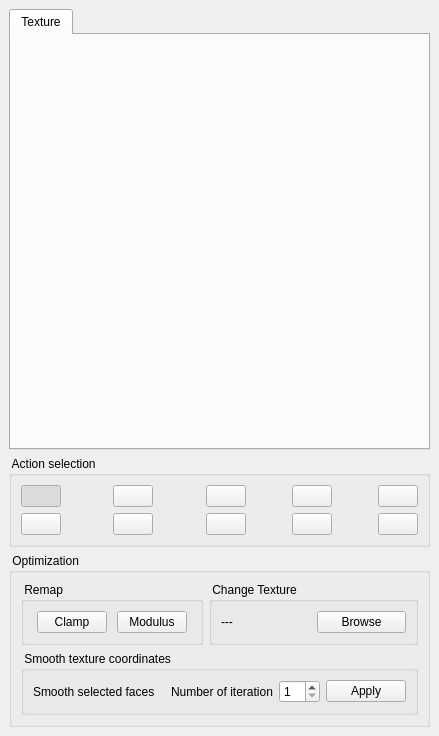
Old version of the form src/fgt/edit_texture/textureeditor.ui in the repository cnr-isti-vclab/meshlab.
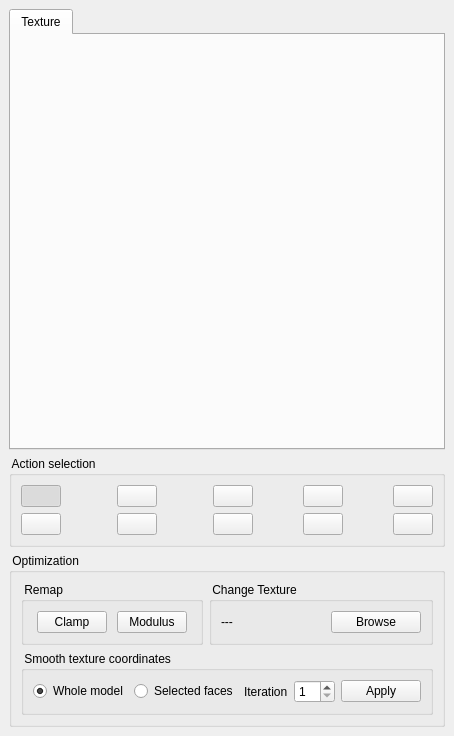
New version of the form. Icons and pictures are not drawn.

Commit message: Added possibility to choose SmoothTextureWEdgeCoords modality

```diff
--- a/src/fgt/edit_texture/textureeditor.ui
+++ b/src/fgt/edit_texture/textureeditor.ui
@@ -25,14 +25,6 @@
       <number>0</number>
      </property>
      <widget class="QWidget" name="tab" >
-      <property name="geometry" >
-       <rect>
-        <x>0</x>
-        <y>0</y>
-        <width>415</width>
-        <height>405</height>
-       </rect>
-      </property>
       <attribute name="title" >
        <string>Texture</string>
       </attribute>
@@ -99,7 +91,9 @@
       <item row="0" column="2" >
        <widget class="QPushButton" name="selectButton" >
         <property name="sizePolicy" >
-         <sizepolicy vsizetype="Fixed" hsizetype="Fixed" >
+         <sizepolicy>
+          <hsizetype>0</hsizetype>
+          <vsizetype>0</vsizetype>
           <horstretch>0</horstretch>
           <verstretch>0</verstretch>
          </sizepolicy>
@@ -141,7 +135,9 @@
       <item row="0" column="4" >
        <widget class="QPushButton" name="connectedButton" >
         <property name="sizePolicy" >
-         <sizepolicy vsizetype="Fixed" hsizetype="Fixed" >
+         <sizepolicy>
+          <hsizetype>0</hsizetype>
+          <vsizetype>0</vsizetype>
           <horstretch>0</horstretch>
           <verstretch>0</verstretch>
          </sizepolicy>
@@ -183,7 +179,9 @@
       <item row="0" column="6" >
        <widget class="QPushButton" name="vertexButton" >
         <property name="sizePolicy" >
-         <sizepolicy vsizetype="Fixed" hsizetype="Fixed" >
+         <sizepolicy>
+          <hsizetype>0</hsizetype>
+          <vsizetype>0</vsizetype>
           <horstretch>0</horstretch>
           <verstretch>0</verstretch>
          </sizepolicy>
@@ -225,7 +223,9 @@
       <item row="0" column="8" >
        <widget class="QPushButton" name="unify2Button" >
         <property name="sizePolicy" >
-         <sizepolicy vsizetype="Fixed" hsizetype="Fixed" >
+         <sizepolicy>
+          <hsizetype>0</hsizetype>
+          <vsizetype>0</vsizetype>
           <horstretch>0</horstretch>
           <verstretch>0</verstretch>
          </sizepolicy>
@@ -289,7 +289,9 @@
       <item row="1" column="2" colspan="2" >
        <widget class="QPushButton" name="flipHButton" >
         <property name="sizePolicy" >
-         <sizepolicy vsizetype="Fixed" hsizetype="Fixed" >
+         <sizepolicy>
+          <hsizetype>0</hsizetype>
+          <vsizetype>0</vsizetype>
           <horstretch>0</horstretch>
           <verstretch>0</verstretch>
          </sizepolicy>
@@ -318,7 +320,9 @@
       <item row="1" column="4" >
        <widget class="QPushButton" name="flipVButton" >
         <property name="sizePolicy" >
-         <sizepolicy vsizetype="Fixed" hsizetype="Fixed" >
+         <sizepolicy>
+          <hsizetype>0</hsizetype>
+          <vsizetype>0</vsizetype>
           <horstretch>0</horstretch>
           <verstretch>0</verstretch>
          </sizepolicy>
@@ -347,7 +351,9 @@
       <item row="1" column="6" >
        <widget class="QPushButton" name="invertButton" >
         <property name="sizePolicy" >
-         <sizepolicy vsizetype="Fixed" hsizetype="Fixed" >
+         <sizepolicy>
+          <hsizetype>0</hsizetype>
+          <vsizetype>0</vsizetype>
           <horstretch>0</horstretch>
           <verstretch>0</verstretch>
          </sizepolicy>
@@ -376,7 +382,9 @@
       <item row="1" column="8" >
        <widget class="QPushButton" name="cancelButton" >
         <property name="sizePolicy" >
-         <sizepolicy vsizetype="Fixed" hsizetype="Fixed" >
+         <sizepolicy>
+          <hsizetype>0</hsizetype>
+          <vsizetype>0</vsizetype>
           <horstretch>0</horstretch>
           <verstretch>0</verstretch>
          </sizepolicy>
@@ -518,18 +526,28 @@
           <number>9</number>
          </property>
          <item>
-          <widget class="QLabel" name="label_2" >
+          <widget class="QRadioButton" name="radioButtonWhole" >
            <property name="text" >
-            <string>Smooth selected faces</string>
+            <string>Whole model</string>
            </property>
+           <property name="checked" >
+            <bool>true</bool>
+           </property>
           </widget>
          </item>
          <item>
-          <spacer name="horizontalSpacer" >
+          <widget class="QRadioButton" name="radioButtonSelected" >
+           <property name="text" >
+            <string>Selected faces</string>
+           </property>
+          </widget>
+         </item>
+         <item>
+          <spacer>
            <property name="orientation" >
             <enum>Qt::Horizontal</enum>
            </property>
-           <property name="sizeHint" stdset="0" >
+           <property name="sizeHint" >
             <size>
              <width>40</width>
              <height>20</height>
@@ -540,7 +558,7 @@
          <item>
           <widget class="QLabel" name="label" >
            <property name="text" >
-            <string>Number of iteration</string>
+            <string>Iteration</string>
            </property>
           </widget>
          </item>
```
Left out of the diff: 76 changed lines with no effect on the pictures. The commit also changes 2 other files.
